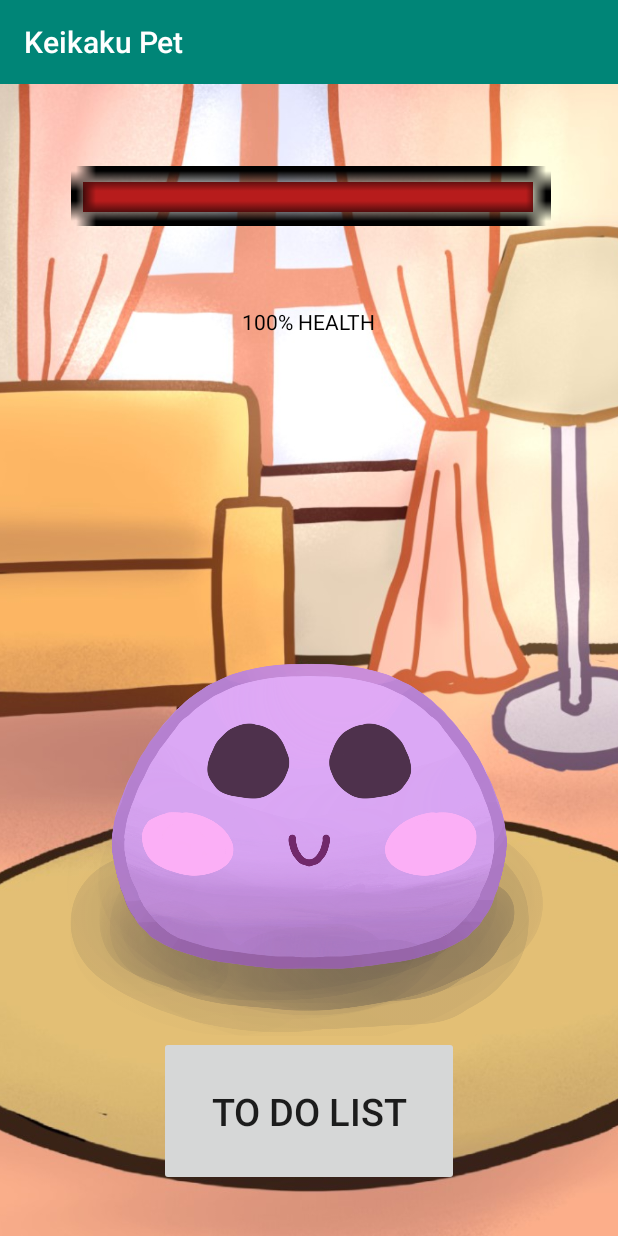
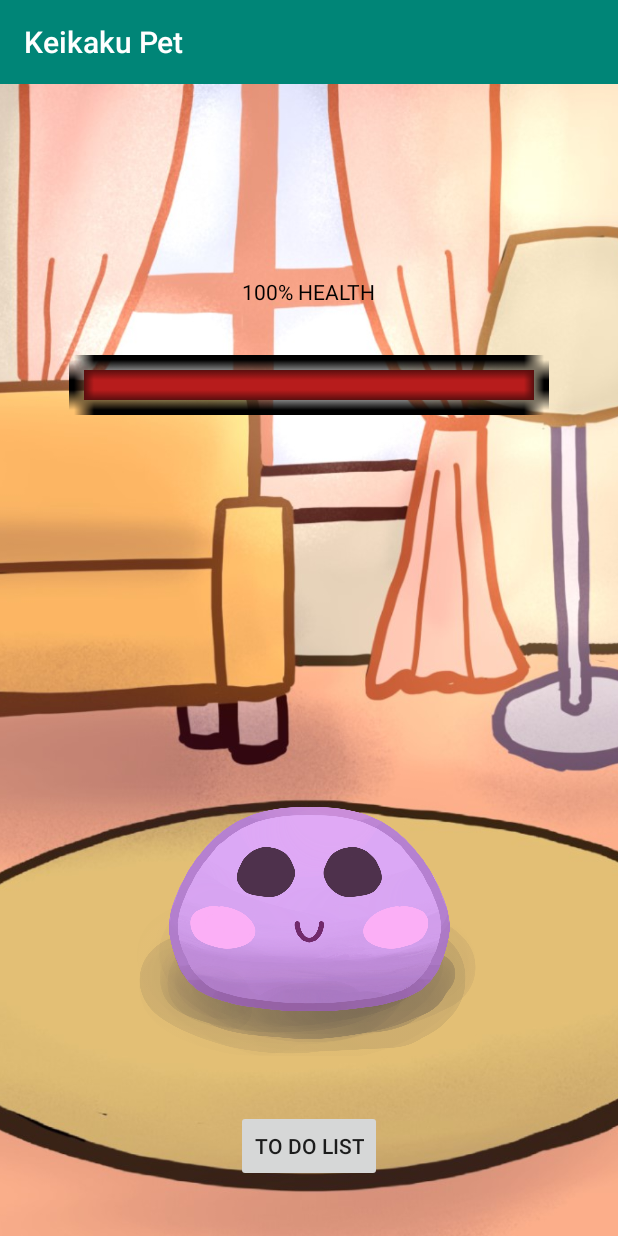
Before and after one commit to kmuniba98/keikaku-pet, an Android app: the screen it shows after launch (MainActivity), on a phone screen of 412 x 824 dp. Run offline under Robolectric (Android 15) with nearby library versions, the light colour scheme and no system bars.

Commit message:
fixed visuals in main activity

```diff
--- a/app/src/main/res/layout/activity_main.xml
+++ b/app/src/main/res/layout/activity_main.xml
@@ -14,7 +14,7 @@
         android:src="@drawable/background_image"
         app:layout_constraintBottom_toBottomOf="parent"
         app:layout_constraintEnd_toEndOf="parent"
-        app:layout_constraintHorizontal_bias="0.0"
+        app:layout_constraintHorizontal_bias="1.0"
         app:layout_constraintStart_toStartOf="parent"
         app:layout_constraintTop_toTopOf="parent"
         app:layout_constraintVertical_bias="0.0" />
@@ -26,10 +26,8 @@
         android:src="@drawable/clip_source"
         app:layout_constraintBottom_toTopOf="@+id/bubbleImageView"
         app:layout_constraintEnd_toEndOf="parent"
-        app:layout_constraintHorizontal_bias="0.495"
         app:layout_constraintStart_toStartOf="parent"
-        app:layout_constraintTop_toTopOf="parent"
-        app:layout_constraintVertical_bias="0.31" />
+        app:layout_constraintTop_toTopOf="parent" />
 
     <ImageView
         android:id="@+id/barOutlineImageView"
@@ -38,50 +36,45 @@
         android:src="@drawable/health_bar_outline"
         app:layout_constraintBottom_toTopOf="@+id/bubbleImageView"
         app:layout_constraintEnd_toEndOf="parent"
-        app:layout_constraintHorizontal_bias="0.516"
         app:layout_constraintStart_toStartOf="parent"
-        app:layout_constraintTop_toTopOf="parent"
-        app:layout_constraintVertical_bias="0.286" />
+        app:layout_constraintTop_toTopOf="parent" />
 
     <ImageView
         android:id="@+id/petImageView"
-        android:layout_width="323dp"
-        android:layout_height="250dp"
+        android:layout_width="230dp"
+        android:layout_height="167dp"
         android:adjustViewBounds="true"
         android:clickable="true"
         android:focusable="true"
-        android:scaleType="fitCenter"
+        android:scaleType="fitXY"
         app:layout_constraintBottom_toBottomOf="parent"
-        app:layout_constraintBottom_toTopOf="@+id/toDoListBtn"
         app:layout_constraintEnd_toEndOf="parent"
-        app:layout_constraintHorizontal_bias="0.5"
         app:layout_constraintStart_toStartOf="parent"
         app:layout_constraintTop_toTopOf="parent"
-        app:layout_constraintVertical_bias="1.0" />
+        app:layout_constraintVertical_bias="0.8" />
 
     <ImageView
         android:id="@+id/bubbleImageView"
-        android:layout_width="171dp"
-        android:layout_height="153dp"
+        android:layout_width="120dp"
+        android:layout_height="80dp"
         app:layout_constraintBottom_toTopOf="@+id/petImageView"
         app:layout_constraintEnd_toEndOf="parent"
         app:layout_constraintStart_toStartOf="parent" />
 
     <ImageView
         android:id="@+id/statusImageView"
-        android:layout_width="132dp"
-        android:layout_height="71dp"
-        android:layout_marginTop="36dp"
+        android:layout_width="120dp"
+        android:layout_height="50dp"
+        android:layout_marginTop="8dp"
         app:layout_constraintEnd_toEndOf="parent"
         app:layout_constraintStart_toStartOf="parent"
         app:layout_constraintTop_toTopOf="@+id/bubbleImageView" />
 
     <Button
         android:id="@+id/toDoListBtn"
-        android:layout_width="200dp"
-        android:layout_height="100dp"
+        android:layout_width="wrap_content"
+        android:layout_height="wrap_content"
         android:text="To Do List"
-        android:textSize="25dp"
         app:layout_constraintBottom_toBottomOf="parent"
         app:layout_constraintEnd_toEndOf="parent"
         app:layout_constraintStart_toStartOf="parent"
@@ -93,9 +86,10 @@
         android:layout_width="wrap_content"
         android:layout_height="wrap_content"
         android:textColor="#000000"
-        app:layout_constraintBottom_toTopOf="@+id/bubbleImageView"
+        app:layout_constraintBottom_toTopOf="@+id/barImageView"
         app:layout_constraintEnd_toEndOf="parent"
         app:layout_constraintStart_toStartOf="parent"
-        app:layout_constraintTop_toBottomOf="@+id/barImageView" />
+        app:layout_constraintTop_toTopOf="@+id/backgroundImageView"
+        app:layout_constraintVertical_bias="0.75" />
 
 </androidx.constraintlayout.widget.ConstraintLayout>
```
